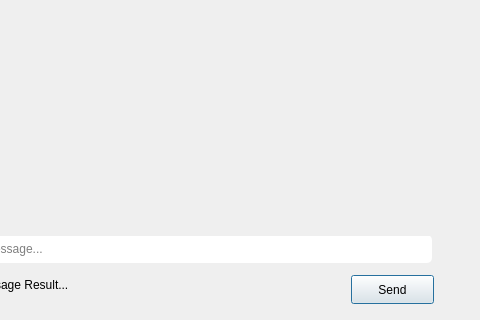
This is groupchat.ui in borhanem/Messenger_Void_13 as Qt 5 draws it before an edit; both pictures show x 99 to 579 and y 205 to 525 of the 579 by 525 pixel window. The edited form follows.
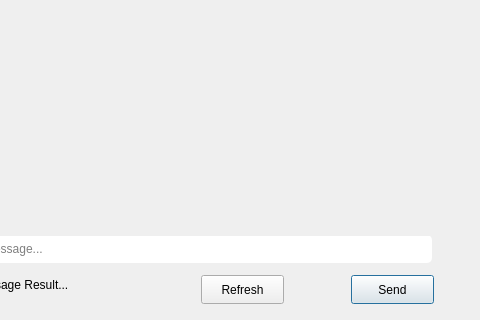
This is the edited form.

Commit message: add Refresh Button in Groups

The edit to the form file:
```diff
--- a/groupchat.ui
+++ b/groupchat.ui
@@ -151,6 +151,19 @@
     <string/>
    </property>
   </widget>
+  <widget class="QPushButton" name="refresh_pbn">
+   <property name="geometry">
+    <rect>
+     <x>300</x>
+     <y>480</y>
+     <width>83</width>
+     <height>29</height>
+    </rect>
+   </property>
+   <property name="text">
+    <string>Refresh</string>
+   </property>
+  </widget>
  </widget>
  <resources/>
  <connections/>
```
The commit also changes 6 other files.
